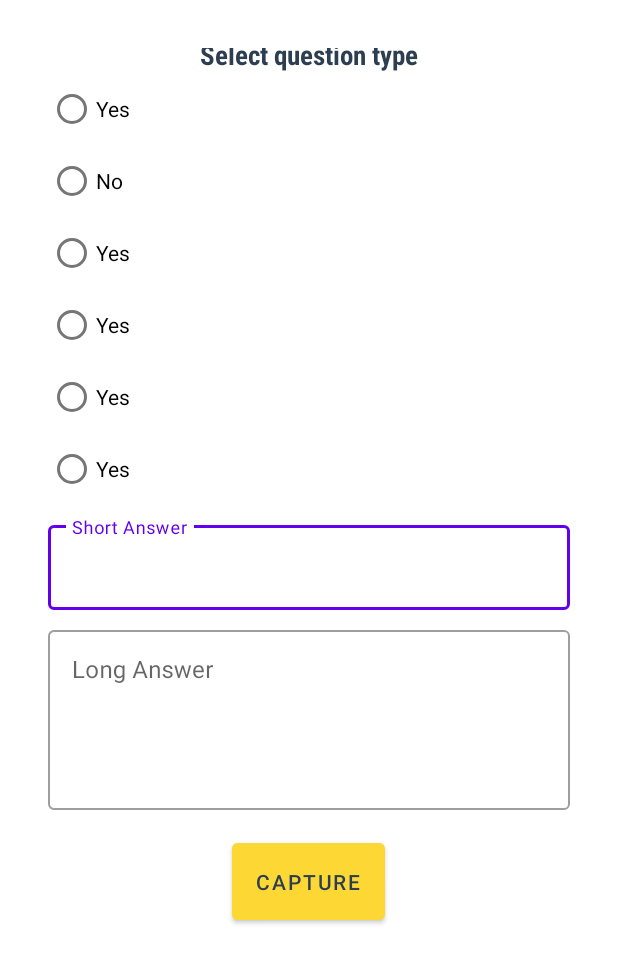
After one commit to sumanth-kumar-meesala/management-app, an Android app: the AnswerActivity screen opened directly, with no data from a screen before it, on a phone screen of 412 x 824 dp. The commit adds this screen. Shown: the top 963 px of the screen. Run offline under Robolectric (Android 15) with nearby library versions, the phone set to English and light mode, and no system bars; 2 statements that could not run were skipped.

Commit message:
answering completed

```diff
--- a/app/src/main/AndroidManifest.xml
+++ b/app/src/main/AndroidManifest.xml
@@ -12,6 +12,8 @@
             android:roundIcon="@mipmap/ic_launcher_round"
             android:supportsRtl="true"
             android:theme="@style/AppTheme.Fullscreen">
+        <activity android:name=".activites.AnswerActivity">
+        </activity>
         <activity android:name=".activites.TeacherActivity">
         </activity>
         <activity android:name=".activites.AdminActivity">
--- /dev/null
+++ b/app/src/main/java/au/com/management/activites/AnswerActivity.kt
@@ -0,0 +1,143 @@
+package au.com.management.activites
+
+import android.os.Bundle
+import android.view.View
+import android.widget.LinearLayout
+import android.widget.RadioButton
+import android.widget.RadioGroup
+import androidx.appcompat.widget.AppCompatTextView
+import au.com.management.R
+import au.com.management.models.BaseResponse
+import au.com.management.models.QuestionRequest
+import au.com.management.retrofit.RetrofitInstance
+import com.google.android.material.button.MaterialButton
+import com.google.android.material.textfield.TextInputEditText
+import com.google.android.material.textfield.TextInputLayout
+import com.google.gson.Gson
+import retrofit2.Call
+import retrofit2.Callback
+import retrofit2.Response
+
+class AnswerActivity : BaseActivity() {
+
+    companion object {
+        val QUESTION = "QUESTION"
+    }
+
+    override fun onCreate(savedInstanceState: Bundle?) {
+        super.onCreate(savedInstanceState)
+        setContentView(R.layout.activity_answer)
+
+        val value = intent.getStringExtra(QUESTION)
+        val question = Gson().fromJson(value, QuestionRequest::class.java)
+
+        val tvQuestion = findViewById<AppCompatTextView>(R.id.tvQuestion)
+        tvQuestion.text = question.question
+
+        val llOptions = findViewById<LinearLayout>(R.id.llOptions)
+        val llYesNo = findViewById<LinearLayout>(R.id.llYesNo)
+        val tilShortAnswer = findViewById<TextInputLayout>(R.id.tilShortAnswer)
+        val tilLongAnswer = findViewById<LinearLayout>(R.id.tilLongAnswer)
+        val llImage = findViewById<LinearLayout>(R.id.llImage)
+
+        val etShortAnswer = findViewById<TextInputEditText>(R.id.etShortAnswer)
+        val etLongAnswer = findViewById<TextInputEditText>(R.id.etLongAnswer)
+
+        val rgYesNo = findViewById<RadioGroup>(R.id.rgYesNo)
+        val rgOptions = findViewById<RadioGroup>(R.id.rgOptions)
+
+        val rbOption1 = findViewById<RadioButton>(R.id.rbOption1)
+        val rbOption2 = findViewById<RadioButton>(R.id.rbOption2)
+        val rbOption3 = findViewById<RadioButton>(R.id.rbOption3)
+        val rbOption4 = findViewById<RadioButton>(R.id.rbOption4)
+
+        when (question.type) {
+            "Yes or No" -> {
+                llYesNo.visibility = View.VISIBLE
+                llOptions.visibility = View.GONE
+                llImage.visibility = View.GONE
+                tilShortAnswer.visibility = View.GONE
+                tilLongAnswer.visibility = View.GONE
+            }
+            "Options" -> {
+                llYesNo.visibility = View.GONE
+                llOptions.visibility = View.VISIBLE
+                llImage.visibility = View.GONE
+                tilShortAnswer.visibility = View.GONE
+                tilLongAnswer.visibility = View.GONE
+
+                rbOption1.text = question.options!![0]
+                rbOption2.text = question.options!![1]
+                rbOption3.text = question.options!![2]
+                rbOption4.text = question.options!![3]
+            }
+            "Image" -> {
+                llYesNo.visibility = View.GONE
+                llOptions.visibility = View.GONE
+                llImage.visibility = View.VISIBLE
+                tilShortAnswer.visibility = View.GONE
+                tilLongAnswer.visibility = View.GONE
+            }
+            "Short Question" -> {
+                llYesNo.visibility = View.GONE
+                llOptions.visibility = View.GONE
+                llImage.visibility = View.GONE
+                tilShortAnswer.visibility = View.VISIBLE
+                tilLongAnswer.visibility = View.GONE
+            }
+            "Long Question" -> {
+                llYesNo.visibility = View.GONE
+                llOptions.visibility = View.GONE
+                llImage.visibility = View.GONE
+                tilShortAnswer.visibility = View.GONE
+                tilLongAnswer.visibility = View.VISIBLE
+            }
+        }
+
+        findViewById<MaterialButton>(R.id.btnDone).setOnClickListener {
+
+            question.questionId = question._id
+
+            when (question.type) {
+                "Yes or No" -> {
+                    val selectedId = rgYesNo.checkedRadioButtonId
+                    val radioButton = findViewById<RadioButton>(selectedId)
+                    question.answer = radioButton.text.toString()
+                }
+                "Options" -> {
+                    val selectedId = rgOptions.checkedRadioButtonId
+                    val radioButton = findViewById<RadioButton>(selectedId)
+                    question.answer = radioButton.text.toString()
+                }
+                "Image" -> {
+                    question.answer = "Image"
+                }
+                "Short Question" -> {
+                    question.answer = etShortAnswer.text.toString()
+                }
+                "Long Question" -> {
+                    question.answer = etLongAnswer.text.toString()
+                }
+            }
+
+            showLoading()
+
+            RetrofitInstance.service.completed(question).enqueue(object : Callback<BaseResponse<Any>> {
+                override fun onResponse(call: Call<BaseResponse<Any>>, response: Response<BaseResponse<Any>>) {
+                    hideLoading()
+
+                    if (response.isSuccessful && response.body() != null) {
+                        finish()
+                    } else {
+                        showToast(response.message())
+                    }
+                }
+
+                override fun onFailure(call: Call<BaseResponse<Any>>, t: Throwable) {
+                    hideLoading()
+                    showToast(t.message!!)
+                }
+            })
+        }
+    }
+}
--- a/app/src/main/java/au/com/management/activites/StudentActivity.kt
+++ b/app/src/main/java/au/com/management/activites/StudentActivity.kt
@@ -31,7 +31,7 @@ class StudentActivity : BaseActivity() {
                 hideLoading()
 
                 if (response.isSuccessful && response.body() != null) {
-                    val questionAdapter = QuestionAdapter(response.body()?.data!!)
+                    val questionAdapter = QuestionAdapter(response.body()?.data!!, this@StudentActivity)
                     rvQuestions.adapter = questionAdapter
                 } else {
                     showToast(response.body()?.message!!)
--- a/app/src/main/java/au/com/management/models/QuestionRequest.kt
+++ b/app/src/main/java/au/com/management/models/QuestionRequest.kt
@@ -5,4 +5,8 @@ class QuestionRequest {
     var answer: String? = null
     var options: List<String>? = null
     var type: String? = null
+    var submitted: String? = null
+    var userId: String? = null
+    var questionId: String? = null
+    var _id: String? = null
 }
--- a/app/src/main/java/au/com/management/retrofit/RetrofitService.kt
+++ b/app/src/main/java/au/com/management/retrofit/RetrofitService.kt
@@ -20,4 +20,7 @@ interface RetrofitService {
 
     @POST("/question/list")
     fun listQuestion(): Call<BaseResponse<List<QuestionRequest>>>
+
+    @POST("/question/completed")
+    fun completed(@Body body: QuestionRequest): Call<BaseResponse<Any>>
 }
--- /dev/null
+++ b/app/src/main/res/layout/activity_answer.xml
@@ -0,0 +1,162 @@
+<?xml version="1.0" encoding="utf-8"?>
+<LinearLayout
+        xmlns:android="http://schemas.android.com/apk/res/android"
+        xmlns:tools="http://schemas.android.com/tools"
+        android:layout_width="match_parent"
+        android:background="@android:color/white"
+        android:layout_height="match_parent"
+        android:padding="32dp"
+        android:orientation="vertical"
+        android:gravity="center"
+        tools:context=".activites.TeacherActivity">
+
+    <androidx.appcompat.widget.AppCompatTextView
+            android:id="@+id/tvQuestion"
+            android:layout_width="match_parent"
+            android:layout_height="wrap_content"
+            android:text="@string/select_question_type"
+            android:fontFamily="sans-serif-condensed"
+            android:textSize="18sp"
+            android:textStyle="bold"
+            android:textColor="@color/colorPrimary"
+            android:gravity="center_horizontal"/>
+
+    <LinearLayout
+            android:id="@+id/llYesNo"
+            android:orientation="vertical"
+            android:layout_width="match_parent"
+            android:layout_height="wrap_content">
+
+        <RadioGroup
+                android:id="@+id/rgYesNo"
+                android:layout_width="match_parent"
+                android:layout_height="wrap_content">
+
+            <RadioButton
+                    android:id="@+id/rbYes"
+                    android:text="@string/yes"
+                    android:layout_width="wrap_content"
+                    android:layout_height="wrap_content"/>
+
+            <RadioButton
+                    android:id="@+id/rbNo"
+                    android:text="@string/no"
+                    android:layout_width="wrap_content"
+                    android:layout_height="wrap_content"/>
+
+        </RadioGroup>
+
+    </LinearLayout>
+
+    <LinearLayout
+            android:id="@+id/llOptions"
+            android:orientation="vertical"
+            android:layout_width="match_parent"
+            android:layout_height="wrap_content">
+
+        <RadioGroup
+                android:id="@+id/rgOptions"
+                android:layout_width="match_parent"
+                android:layout_height="wrap_content">
+
+            <RadioButton
+                    android:id="@+id/rbOption1"
+                    android:text="@string/yes"
+                    android:layout_width="wrap_content"
+                    android:layout_height="wrap_content"/>
+
+            <RadioButton
+                    android:id="@+id/rbOption2"
+                    android:text="@string/yes"
+                    android:layout_width="wrap_content"
+                    android:layout_height="wrap_content"/>
+
+            <RadioButton
+                    android:id="@+id/rbOption3"
+                    android:text="@string/yes"
+                    android:layout_width="wrap_content"
+                    android:layout_height="wrap_content"/>
+
+            <RadioButton
+                    android:id="@+id/rbOption4"
+                    android:text="@string/yes"
+                    android:layout_width="wrap_content"
+                    android:layout_height="wrap_content"/>
+
+        </RadioGroup>
+
+    </LinearLayout>
+
+    <com.google.android.material.textfield.TextInputLayout
+            android:id="@+id/tilShortAnswer"
+            style="@style/Widget.MaterialComponents.TextInputLayout.OutlinedBox"
+            android:layout_width="match_parent"
+            android:layout_height="wrap_content"
+            android:layout_marginTop="8dp"
+            android:hint="@string/short_answer">
+
+        <com.google.android.material.textfield.TextInputEditText
+                android:id="@+id/etShortAnswer"
+                android:inputType="textEmailAddress"
+                android:layout_width="match_parent"
+                android:layout_height="wrap_content"
+                android:gravity="top"
+                android:maxLines="1"
+        />
+    </com.google.android.material.textfield.TextInputLayout>
+
+    <com.google.android.material.textfield.TextInputLayout
+            android:id="@+id/tilLongAnswer"
+            style="@style/Widget.MaterialComponents.TextInputLayout.OutlinedBox"
+            android:layout_width="match_parent"
+            android:layout_height="wrap_content"
+            android:layout_marginTop="8dp"
+            android:hint="@string/long_answer">
+
+        <com.google.android.material.textfield.TextInputEditText
+                android:id="@+id/etLongAnswer"
+                android:inputType="textEmailAddress"
+                android:layout_width="match_parent"
+                android:layout_height="120dp"
+                android:lines="3"
+                android:gravity="top"
+                android:minLines="3"
+        />
+    </com.google.android.material.textfield.TextInputLayout>
+
+    <LinearLayout
+            android:id="@+id/llImage"
+            android:orientation="vertical"
+            android:layout_width="match_parent"
+            android:layout_height="wrap_content">
+
+        <com.google.android.material.button.MaterialButton
+                android:id="@+id/btnCapture"
+                android:layout_width="wrap_content"
+                android:layout_height="wrap_content"
+                android:text="@string/capture"
+                android:padding="16dp"
+                android:layout_gravity="center"
+                android:layout_marginTop="16dp"
+                android:textColor="@color/colorPrimary"
+                android:backgroundTint="@color/colorAccent"/>
+
+
+        <ImageView
+                android:id="@+id/ivImage"
+                android:layout_width="match_parent"
+                android:scaleType="centerCrop"
+                android:layout_height="240dp"/>
+    </LinearLayout>
+
+    <com.google.android.material.button.MaterialButton
+            android:id="@+id/btnDone"
+            android:layout_width="match_parent"
+            android:layout_height="wrap_content"
+            android:text="@string/done"
+            android:padding="16dp"
+            android:layout_marginTop="16dp"
+            android:textColor="@color/colorPrimary"
+            android:backgroundTint="@color/colorAccent"/>
+
+</LinearLayout>
--- a/app/src/main/res/layout/item_question.xml
+++ b/app/src/main/res/layout/item_question.xml
@@ -16,7 +16,7 @@
             android:textStyle="bold"
             android:clickable="true"
             android:focusable="true"
-            android:background="?selectableItemBackground"
+            android:background="?selectableItemBackgroundBorderless"
             android:layout_width="match_parent"
             android:layout_height="wrap_content"
             tools:text="Sample Test"/>
--- a/app/src/main/res/values/strings.xml
+++ b/app/src/main/res/values/strings.xml
@@ -25,4 +25,9 @@
     <string name="option_is_empty">Option is empty</string>
     <string name="answer_must_match_options">Answer must match options</string>
     <string name="fill_options">Fill options</string>
+    <string name="long_answer">Long Answer</string>
+    <string name="short_answer">Short Answer</string>
+    <string name="yes">Yes</string>
+    <string name="no">No</string>
+    <string name="capture">Capture</string>
 </resources>
```
Also changed, not shown: app/src/main/java/au/com/management/adapter/QuestionAdapter.kt (+20 -3 lines).
